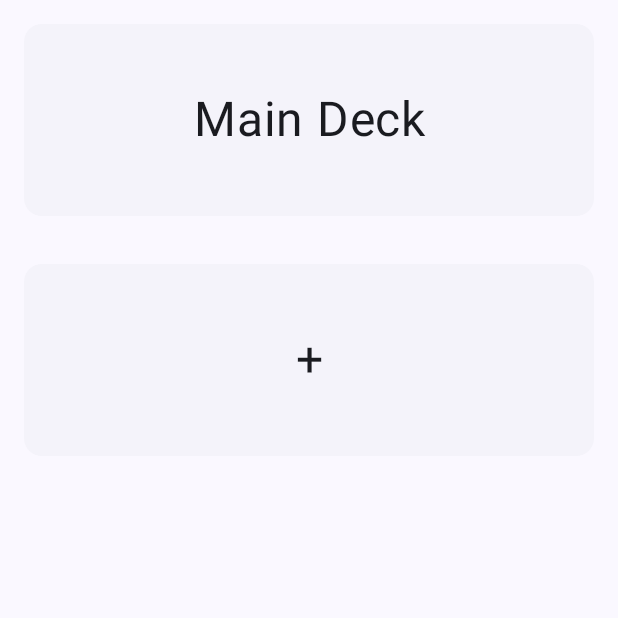
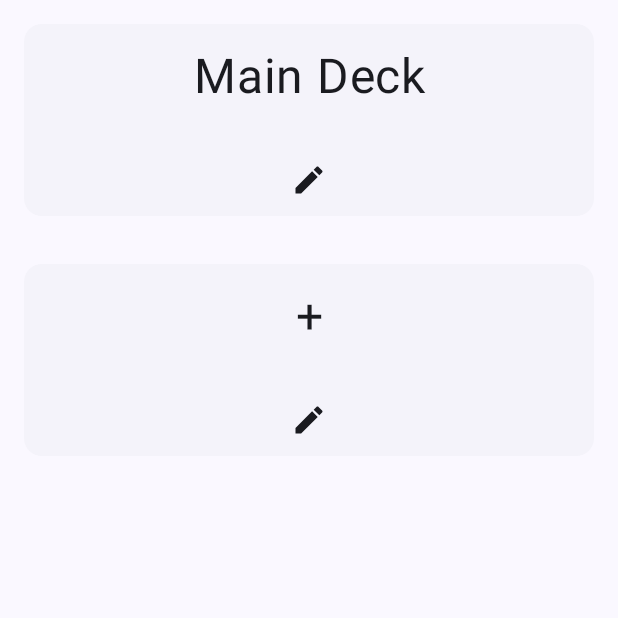
Before and after one commit to MNandor/ConfuseGroups, an Android app built with Jetpack Compose: the screen it shows after launch (MainActivity), on a phone screen of 412 x 824 dp, the top half of it. Run offline under Robolectric (Android 15) with nearby library versions, the phone set to English and light mode, and no system bars; our stand-ins replace Dagger/Hilt's generated code.

Commit message:
add edit button to deck screen

```diff
--- a/app/src/main/java/ml/nandor/confusegroups/presentation/DecksScreen.kt
+++ b/app/src/main/java/ml/nandor/confusegroups/presentation/DecksScreen.kt
@@ -2,13 +2,19 @@ package ml.nandor.confusegroups.presentation
 
 import androidx.compose.foundation.ExperimentalFoundationApi
 import androidx.compose.foundation.combinedClickable
+import androidx.compose.foundation.layout.Arrangement
 import androidx.compose.foundation.layout.Column
+import androidx.compose.foundation.layout.Row
 import androidx.compose.foundation.layout.fillMaxSize
 import androidx.compose.foundation.layout.fillMaxWidth
 import androidx.compose.foundation.layout.height
 import androidx.compose.foundation.layout.padding
 import androidx.compose.foundation.layout.wrapContentSize
+import androidx.compose.material.icons.Icons
+import androidx.compose.material.icons.filled.Edit
 import androidx.compose.material3.ElevatedCard
+import androidx.compose.material3.Icon
+import androidx.compose.material3.IconButton
 import androidx.compose.material3.Text
 import androidx.compose.runtime.Composable
 import androidx.compose.ui.Modifier
@@ -33,21 +39,35 @@ private fun DeckItem(text: String, viewModel: MainViewModel) {
             .padding(16.dp)
             .fillMaxWidth()
             .height(128.dp)
-            .combinedClickable (
+            .combinedClickable(
                 onClick = {
                     viewModel.selectDeck(text)
                 }
             )
     ) {
+        Column(){
             Text(
                 text = text,
                 modifier = Modifier
-                .fillMaxSize()
-                .padding(16.dp)
-                .wrapContentSize(),
+                    .fillMaxWidth()
+                    .padding(top = 16.dp)
+                    .wrapContentSize()
+                    .height(64.dp)
+                ,
                 textAlign = TextAlign.Center,
                 fontSize = 32.sp
             )
+            Row(
+                modifier = Modifier
+                    .fillMaxWidth(),
+                horizontalArrangement = Arrangement.Center
+            ){
+                IconButton(onClick = { /*TODO*/ }) {
+                    Icon(Icons.Filled.Edit, contentDescription = "Favorite")
+                }
+            }
+        }
+
 
     }
 }
```
Lines whose indentation alone changed are shown as unchanged.
